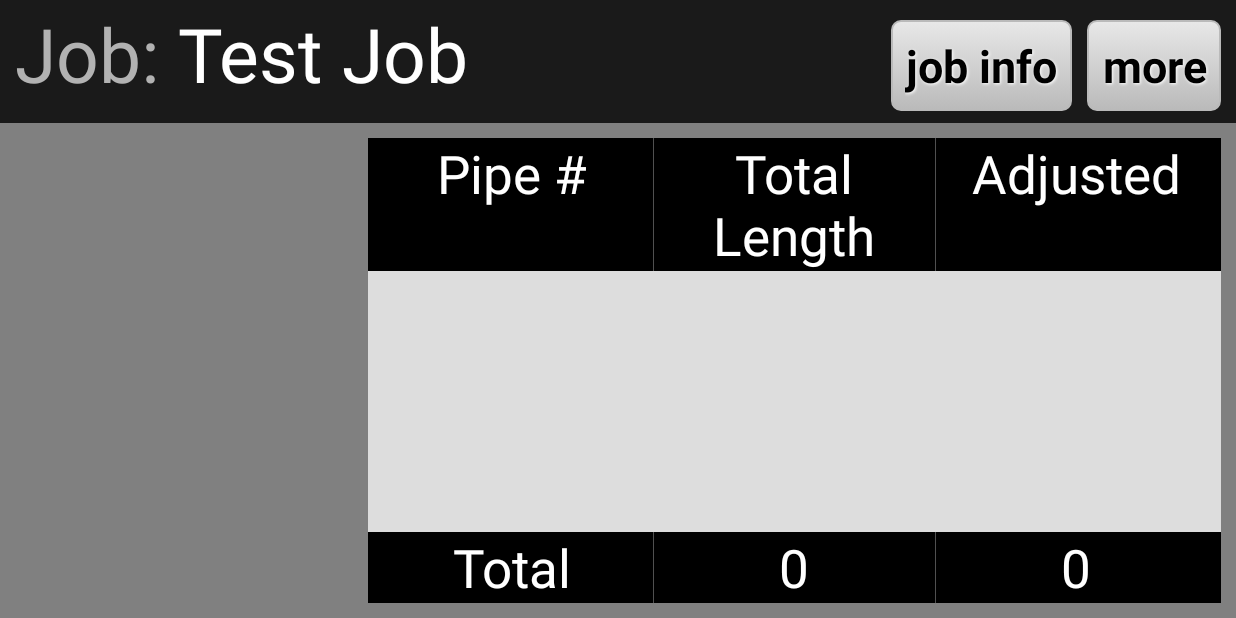
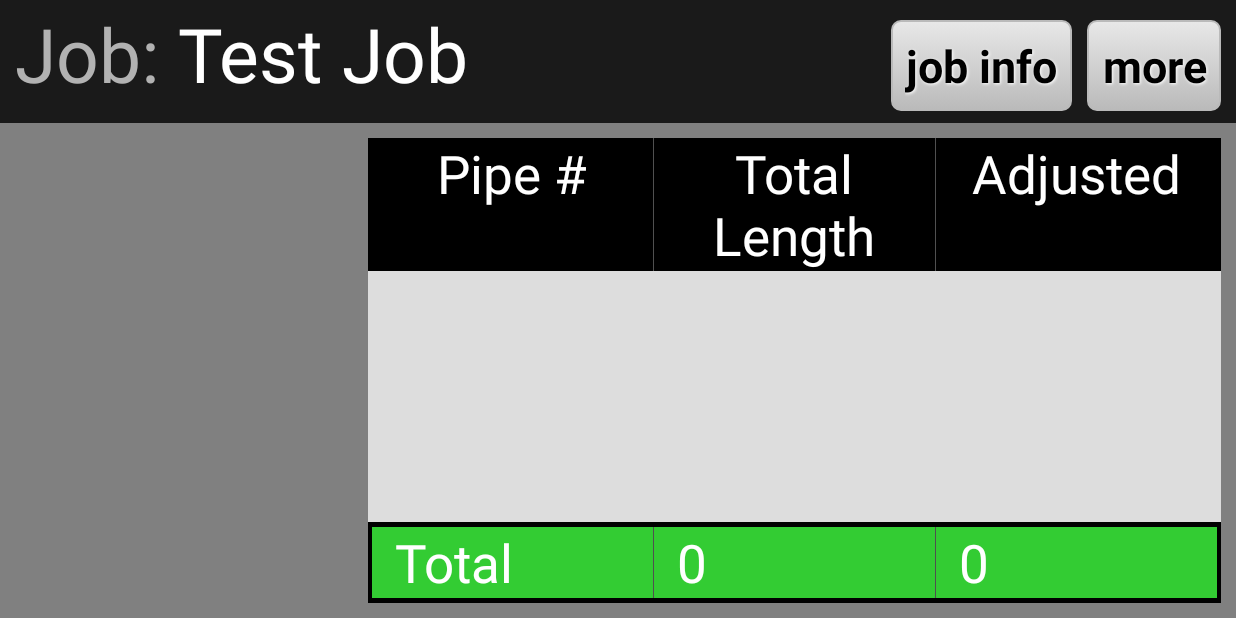
Before and after one commit to FolsomMike/Laser-Tally, an Android app: the JobDisplayActivity screen opened directly, with no data from a screen before it, on a phone screen of 824 x 412 dp (held sideways). Run offline under Robolectric (Android 15) with nearby library versions, the phone set to English and light mode, and no system bars; 1 statement that could not run was skipped.

Commit message:
Totals table now turns green when the Tally Goal is reached.
In EditJobInfoActivity:
	If the user left the adjustment value blank, then it is set to 0.

	Some code refactoring.

In JobDisplayActivity:
	Now retrieves and stores tally goal from intent extras.

	Totals table values are recalculated each time there is a change
	in the Total Length and/or Adjusted columns (redo button pressed,
	adjustment value changed, etc.)

	Each time the totals table is changed, the Adjusted total is
	compared to the tally goal. Different actions are taken depending
	on whether or not the Adjusted total is less than, equal
	to, or greater than the tally goal.

	Some code refactoring.

Some minor code refactoring and display changes were made in the other
files staged in this commit.

Signed-off-by: Hunter Schoonover <hunter@folsomvillage.com>

```diff
--- a/app/src/main/java/com/yaboosh/ybtech/lasertally/JobDisplayActivity.java
+++ b/app/src/main/java/com/yaboosh/ybtech/lasertally/JobDisplayActivity.java
@@ -70,7 +70,8 @@ public class JobDisplayActivity extends Activity {
     final String noValueString = "No Value";
 
     private DecimalFormat tallyFormat = new DecimalFormat("#.##");
-    private float protectorMakeupValue = 0;
+    private float adjustmentValue = 0;
+    private float tallyGoal;
 
     private ArrayList<String> adjustedValues = new ArrayList<String>();
     private ArrayList<String> totalLengthValues = new ArrayList<String>();
@@ -126,15 +127,8 @@ public class JobDisplayActivity extends Activity {
         if (bundle.getBoolean(Keys.JOB_INFO_INCLUDED_KEY, false)) {
 
             setJobTitle(bundle.getString(Keys.JOB_KEY));
-            String newMakeupAdjustmentValue = bundle.getString(Keys.MAKEUP_ADJUSTMENT_KEY);
-
-            // Checks to see if the new value is not
-            // empty; prevents parseFloat from
-            // giving an error if there is no
-            // float in the string.
-            if (!newMakeupAdjustmentValue.equals("")) {
-                protectorMakeupValue = Float.parseFloat(newMakeupAdjustmentValue);
-            }
+            setAdjustmentValue(bundle.getString(Keys.ADJUSTMENT_KEY));
+            setTallyGoal(bundle.getString(Keys.TALLY_GOAL_KEY));
 
         }
 
@@ -180,7 +174,7 @@ public class JobDisplayActivity extends Activity {
         bindService(serviceIntent, connection, BIND_AUTO_CREATE);
 
         //hss wip// -- should load values from file
-        setTotalColumnsOfTotalLengthAndAdjustedColumns();
+        setAndCheckTotalColumnsOfTotalLengthAndAdjustedColumns();
 
     }//end of JobDisplayActivity::onResume
     //-----------------------------------------------------------------------------
@@ -230,7 +224,8 @@ public class JobDisplayActivity extends Activity {
 
             if (pResultCode == RESULT_OK) {
                 handleJobInfoActivityResultOk(pData.getStringExtra(Keys.JOB_KEY),
-                            pData.getStringExtra(Keys.MAKEUP_ADJUSTMENT_KEY));
+                                                    pData.getStringExtra(Keys.ADJUSTMENT_KEY),
+                                                    pData.getStringExtra(Keys.TALLY_GOAL_KEY));
             }
             else if (pResultCode == RESULT_CANCELED) {
                 handleJobInfoActivityResultCancel();
@@ -346,11 +341,42 @@ public class JobDisplayActivity extends Activity {
     private void calculateAndSetAdjustedValueOfRow(TableRow pR, String pTotalLength) {
 
         float totalLength = Float.parseFloat(pTotalLength);
-        float adjustedValue = totalLength - protectorMakeupValue;
+        float adjustedValue = totalLength - adjustmentValue;
 
         (getAdjustedColumnOfRow(pR)).setText(tallyFormat.format(adjustedValue));
 
     }//end of JobDisplayActivity::calculateAndSetAdjustedValueOfRow
+    //-----------------------------------------------------------------------------
+
+    //-----------------------------------------------------------------------------
+    // JobDisplayActivity::checkTotal
+    //
+    // Check to see if the total of the adjusted values is equal to or greater
+    // than the tally goal.
+    //
+    // If the total is equal or greater, set the background color of the totals
+    // table to green.
+    // If the total is below, set the background color of the totals table back
+    // its original color.
+    //
+
+    private void checkTallyGoal() {
+
+        Float totalOfAdjustedValues = Float.parseFloat(getTotalOfAdjustedValues());
+        TableLayout totalsTable = (TableLayout) findViewById(R.id.totalsTable);
+
+        //hss wip//
+
+        if (totalOfAdjustedValues < tallyGoal) {
+            Log.d(TAG, "Total of Adjusted Values is less than tally goal");
+            totalsTable.setBackgroundColor(Color.parseColor("#000000"));
+        }
+        else if (totalOfAdjustedValues >= tallyGoal) {
+            Log.d(TAG, "Total of Adjusted Values is greater than or equal to tally goal");
+            totalsTable.setBackgroundColor(Color.parseColor("#33CC33"));
+        }
+
+    }//end of JobDisplayActivity::checkTotal
     //-----------------------------------------------------------------------------
 
     //-----------------------------------------------------------------------------
@@ -709,6 +735,43 @@ public class JobDisplayActivity extends Activity {
     //-----------------------------------------------------------------------------
 
     //-----------------------------------------------------------------------------
+    // JobDisplayActivity::getTotalOfAdjustedValues
+    //
+    // Calculates and returns the total of the Adjusted values in the form of a
+    // string.
+    //
+
+    private String getTotalOfAdjustedValues() {
+
+        float totalOfAdjustedValues = 0;
+        for (String val : adjustedValues) {
+            if (val.equals(noValueString)) { continue; }
+            totalOfAdjustedValues = totalOfAdjustedValues + Float.parseFloat(val);
+        }
+        return tallyFormat.format(totalOfAdjustedValues);
+
+    }//end of JobDisplayActivity::getTotalOfAdjustedValues
+    //-----------------------------------------------------------------------------
+
+    //-----------------------------------------------------------------------------
+    // JobDisplayActivity::getTotalOfTotalLengthValues
+    //
+    // Calculates and returns the total of the Total Length values in the form of a
+    // string.
+    //
+
+    private String getTotalOfTotalLengthValues() {
+
+        float totalOfTotalLengthValues = 0;
+        for (String val : totalLengthValues) {
+            totalOfTotalLengthValues = totalOfTotalLengthValues + Float.parseFloat(val);
+        }
+        return tallyFormat.format(totalOfTotalLengthValues);
+
+    }//end of JobDisplayActivity::getTotalOfTotalLengthValues
+    //-----------------------------------------------------------------------------
+
+    //-----------------------------------------------------------------------------
     // JobDisplayActivity::handleConnectedState
     //
     // Sets the measureConnectButton to its "measuring" look and text and sets
@@ -780,11 +843,13 @@ public class JobDisplayActivity extends Activity {
     // using the passed in protector/makeup adjustment value.
     //
 
-    private void handleJobInfoActivityResultOk(String pJob, String pProtectorMakeupValue) {
+    private void handleJobInfoActivityResultOk(String pJob, String pAdjustmentValue,
+                                                                                String pTallyGoal) {
 
         setJobTitle(pJob);
-        if (pProtectorMakeupValue.equals("")) { return; }
-        setValuesOfAdjustedColumns(Float.parseFloat(pProtectorMakeupValue));
+        setAdjustmentValue(pAdjustmentValue);
+        setTallyGoal(pTallyGoal);
+        setAndCheckTotalColumnsOfTotalLengthAndAdjustedColumns();
 
     }//end of JobDisplayActivity::handleJobInfoActivityResultOk
     //-----------------------------------------------------------------------------
@@ -866,11 +931,8 @@ public class JobDisplayActivity extends Activity {
         Log.d(TAG, "handleNewDistanceValue");
 
         // Calculate the adjusted value
-        String adjustedValueString = noValueString;
-        if (protectorMakeupValue != 0) {
-            float adjustedValue = Float.parseFloat(pDistanceValue) - protectorMakeupValue;
-            adjustedValueString = tallyFormat.format(adjustedValue);
-        }
+        float adjustedValue = Float.parseFloat(pDistanceValue) - adjustmentValue;
+        String adjustedValueString = tallyFormat.format(adjustedValue);
 
         View measurementsTableBottomBorderLine = findViewById(R.id.measurementsTableBottomBorderLine);
 
@@ -891,7 +953,7 @@ public class JobDisplayActivity extends Activity {
         //set the totals columns
         totalLengthValues.add(pDistanceValue);
         adjustedValues.add(adjustedValueString);
-        setTotalColumnsOfTotalLengthAndAdjustedColumns();
+        setAndCheckTotalColumnsOfTotalLengthAndAdjustedColumns();
 
         //enable the measureConnect and redo buttons
         //so that the user can use them now that the
@@ -930,7 +992,10 @@ public class JobDisplayActivity extends Activity {
         //from their lists and set the total columns
         adjustedValues.remove(adjustedValues.size() - 1);
         totalLengthValues.remove(totalLengthValues.size() - 1);
-        setTotalColumnsOfTotalLengthAndAdjustedColumns();
+        setAndCheckTotalColumnsOfTotalLengthAndAdjustedColumns();
+
+        //Check to see if the adjusted values total matches the tally goal
+        checkTallyGoal();
 
         scrollToBottomOfMeasurementsTable();
 
@@ -1090,6 +1155,51 @@ public class JobDisplayActivity extends Activity {
     //-----------------------------------------------------------------------------
 
     //-----------------------------------------------------------------------------
+    // JobDisplayActivity::setAdjustmentValue
+    //
+    // Sets the adjustment value to the passed in variable and sets the values of
+    // the adjusted columns
+    //
+    // The adjustment value is set to 0 if the string is empty.
+    //
+
+    private void setAdjustmentValue(String pNewAdjustmentValue) {
+
+        if (pNewAdjustmentValue.equals("")) { adjustmentValue = 0; }
+        else {
+            adjustmentValue = Float.parseFloat(pNewAdjustmentValue);
+        }
+
+        setValuesOfAdjustedColumns();
+
+    }//end of JobDisplayActivity::setAdjustmentValue
+    //-----------------------------------------------------------------------------
+
+    //-----------------------------------------------------------------------------
+    // JobDisplayActivity::setAndCheckTotalColumnsOfTotalLengthAndAdjustedColumns
+    //
+    // Sets the total columns to the totals of the Adjusted and Total Length columns
+    // and checks to see if the tally goal is connected.
+    //
+
+    private void setAndCheckTotalColumnsOfTotalLengthAndAdjustedColumns() {
+
+        // Set the total of the Adjusted column
+        String totalOfAdjustedValuesStrings = getTotalOfAdjustedValues();
+        TextView adjustedTotalTextView = (TextView)findViewById(R.id.totalOfAdjustedColumnTextView);
+        adjustedTotalTextView.setText(totalOfAdjustedValuesStrings);
+
+        // Set the total of the Total Length column
+        String totalOfTotalLengthsString = getTotalOfTotalLengthValues();
+        TextView totalLengthTotalTextView = (TextView)findViewById(R.id.totalOfTotalLengthColumnTextView);
+        totalLengthTotalTextView.setText(totalOfTotalLengthsString);
+
+        checkTallyGoal();
+
+    }//end of JobDisplayActivity::setAndCheckTotalColumnsOfTotalLengthAndAdjustedColumns
+    //-----------------------------------------------------------------------------
+
+    //-----------------------------------------------------------------------------
     // JobDisplayActivity::setJobTitle
     //
     // If the passed in job title is not the same as the old one, the job title
@@ -1174,6 +1284,28 @@ public class JobDisplayActivity extends Activity {
     //-----------------------------------------------------------------------------
 
     //-----------------------------------------------------------------------------
+    // JobDisplayActivity::setTallyGoal
+    //
+    // Sets the tally goal to the passed in variable.
+    //
+    // The tally goal is set to Float.MAX_VALUE if the string is empty.
+    //
+
+    private void setTallyGoal(String pNewTallyGoal) {
+
+        if (pNewTallyGoal.equals("") || Float.parseFloat(pNewTallyGoal) == 0) {
+            tallyGoal = Float.MAX_VALUE;
+            return;
+        }
+        tallyGoal = Float.parseFloat(tallyFormat.format(Float.parseFloat(pNewTallyGoal)));
+
+        //debug hss//
+        Log.d(TAG, "tallyGoal float value: " + tallyGoal);
+
+    }//end of JobDisplayActivity::setTallyGoal
+    //-----------------------------------------------------------------------------
+
+    //-----------------------------------------------------------------------------
     // JobDisplayActivity::setTotalLengthOfRow
     //
     // Sets the value under the Total Length column in the passed in row to the
@@ -1199,53 +1331,18 @@ public class JobDisplayActivity extends Activity {
     //-----------------------------------------------------------------------------
 
     //-----------------------------------------------------------------------------
-    // JobDisplayActivity::setTotalColumnsOfTotalLengthAndAdjustedColumns
-    //
-    // Calculates the values of the totals of the Total Length and Adjusted
-    // columns and then sets the total columns for each to the calculated values.
-    //
-
-    private void setTotalColumnsOfTotalLengthAndAdjustedColumns() {
-
-        // Calculate and set the total of the Adjusted column
-        float totalOfAdjustedValues = 0;
-        for (String val : adjustedValues) {
-            if (val.equals(noValueString)) { continue; }
-            totalOfAdjustedValues = totalOfAdjustedValues + Float.parseFloat(val);
-        }
-        String totalOfAdjustedValuesStrings = tallyFormat.format(totalOfAdjustedValues);
-
-        TextView adjustedTotalTextView = (TextView)findViewById(R.id.totalOfAdjustedColumnTextView);
-        adjustedTotalTextView.setText(totalOfAdjustedValuesStrings);
-
-        // Calculate and set the total of the Total Length column
-        float totalOfTotalLengths = 0;
-        for (String val : totalLengthValues) {
-            totalOfTotalLengths = totalOfTotalLengths + Float.parseFloat(val);
-        }
-        String totalOfTotalLengthsString = tallyFormat.format(totalOfTotalLengths);
-
-        TextView totalLengthTotalTextView = (TextView)findViewById(R.id.totalOfTotalLengthColumnTextView);
-        totalLengthTotalTextView.setText(totalOfTotalLengthsString);
-
-    }//end of JobDisplayActivity::setTotalColumnsOfTotalLengthAndAdjustedColumns
-    //-----------------------------------------------------------------------------
-
-    //-----------------------------------------------------------------------------
     // JobDisplayActivity::setValuesOfAdjustedColumns
     //
-    // If the passed in protector/makeup value is not the same as the old one, the
-    // Adjusted columns are set using the passed in float.
+    // Calculates and sets the values of all the rows in the Adjusted column.
     //
     // Each Adjusted column's value is determined by subtracting the passed in
     // float from the Total Length column in the corresponding row.
     //
 
-    private void setValuesOfAdjustedColumns(float pNewProtectorMakeupValue) {
+    private void setValuesOfAdjustedColumns() {
 
-        if (pNewProtectorMakeupValue == protectorMakeupValue) { return; }
-
-        protectorMakeupValue = pNewProtectorMakeupValue;
+        //Clear the old adjusted values
+        adjustedValues.clear();
 
         for (int i=0; i<measurementsTable.getChildCount(); i++) {
 
@@ -1254,8 +1351,11 @@ public class JobDisplayActivity extends Activity {
             if (!(v instanceof TableRow)) { continue; }
 
             float totalLength = Float.parseFloat(getTotalLengthColValueOfRow((TableRow)v));
-            float adjustedValue = totalLength - protectorMakeupValue;
-            (getAdjustedColumnOfRow((TableRow)v)).setText(tallyFormat.format(adjustedValue));
+            float adjustedValue = totalLength - adjustmentValue;
+
+            String adjustedValueString = tallyFormat.format(adjustedValue);
+            adjustedValues.add(adjustedValueString);
+            (getAdjustedColumnOfRow((TableRow)v)).setText(adjustedValueString);
 
         }
 
--- a/app/src/main/java/com/yaboosh/ybtech/lasertally/Keys.java
+++ b/app/src/main/java/com/yaboosh/ybtech/lasertally/Keys.java
@@ -30,6 +30,7 @@ public class Keys {
     public static final int ACTIVITY_RESULT_VERIFY_ACTION = 1233;
     public static final int ACTIVITY_RESULT_ENABLE_BT = 1234;
 
+    public static final String ADJUSTMENT_KEY = "ADJUSTMENT_KEY";
     public static final String COMPANY_NAME_KEY = "COMPANY_NAME_KEY";
     public static final String DIAMETER_KEY = "DIAMETER_KEY";
     public static final String EDIT_JOB_INFO_ACTIVITY_MODE_KEY = "EDIT_JOB_INFO_ACTIVITY_PURPOSE_KEY";
@@ -37,7 +38,6 @@ public class Keys {
     public static final String GRADE_KEY = "GRADE_KEY";
     public static final String JOB_INFO_INCLUDED_KEY =  "JOB_INFO_INCLUDED_KEY";
     public static final String JOB_KEY =  "JOB_KEY";
-    public static final String MAKEUP_ADJUSTMENT_KEY = "PROTECTOR_MAKE_UP_ADJUSTMENT_KEY";
     public static final String RACK_KEY = "RACK_KEY";
     public static final String RANGE_KEY = "RANGE_KEY";
     public static final String RIG_KEY = "RIG_KEY";
--- a/app/src/main/java/com/yaboosh/ybtech/lasertally/OpenJobActivity.java
+++ b/app/src/main/java/com/yaboosh/ybtech/lasertally/OpenJobActivity.java
@@ -67,6 +67,7 @@ public class OpenJobActivity extends Activity {
     private String rack;
     private String range;
     private String rig;
+    private String tallyGoal;
     private String wall;
 
     //-----------------------------------------------------------------------------
@@ -312,6 +313,7 @@ public class OpenJobActivity extends Activity {
         rack = Tools.getValueFromList("Rack", fileLines);
         range = Tools.getValueFromList("Range", fileLines);
         rig = Tools.getValueFromList("Rig", fileLines);
+        tallyGoal = Tools.getValueFromList("Tally Goal", fileLines);
         wall = Tools.getValueFromList("Wall", fileLines);
 
     }//end of OpenJobActivity::getJobInfoFromFile
@@ -338,10 +340,11 @@ public class OpenJobActivity extends Activity {
         intent.putExtra(Keys.FACILITY_KEY, facility);
         intent.putExtra(Keys.GRADE_KEY,  grade);
         intent.putExtra(Keys.JOB_KEY, job);
-        intent.putExtra(Keys.MAKEUP_ADJUSTMENT_KEY, makeupAdjustment);
+        intent.putExtra(Keys.ADJUSTMENT_KEY, makeupAdjustment);
         intent.putExtra(Keys.RACK_KEY, rack);
         intent.putExtra(Keys.RANGE_KEY, range);
         intent.putExtra(Keys.RIG_KEY, rig);
+        intent.putExtra(Keys.TALLY_GOAL_KEY, tallyGoal);
         intent.putExtra(Keys.WALL_KEY, wall);
 
         startActivity(intent);
--- a/app/src/main/res/layout/activity_job_display.xml
+++ b/app/src/main/res/layout/activity_job_display.xml
@@ -182,7 +182,7 @@
                 <LinearLayout
                     android:layout_width="fill_parent"
                     android:layout_height="fill_parent"
-                    android:paddingBottom="50dp" >
+                    android:paddingBottom="55dp" >
 
                     <ScrollView
                         android:id="@id/measurementsTableScrollView"
@@ -201,7 +201,7 @@
                             <View
                                 android:id="@id/measurementsTableBottomBorderLine"
                                 android:visibility="gone"
-                                style="@style/measurementsTableBottomBorderLine" />
+                                style="@style/tableBottomBorderLine" />
 
                         </TableLayout>
 
@@ -210,35 +210,50 @@
                 </LinearLayout>
 
                 <TableLayout
+                    android:id="@id/totalsTable"
                     android:layout_width="fill_parent"
                     android:layout_height="wrap_content"
+                    android:background="#000000"
                     android:layout_alignParentBottom="true"
-                    android:padding="0dp"
-                    android:background="#000000">
+                    android:padding="0dp" >
+
+                    <View style="@style/tableTopBorderLineThick" />
+
                     <TableRow>
 
                         <View style="@style/tableSideBorderLine" />
 
                         <TextView
+                            android:gravity="start"
+                            android:paddingLeft="15dp"
+                            android:paddingRight="15dp"
                             android:text="Total"
-                            style="@style/headerTableColumn"
-                            />
+                            style="@style/headerTableColumn" />
 
                         <View style="@style/headerTableColumnDivider" />
 
                         <TextView
                             android:id="@id/totalOfTotalLengthColumnTextView"
+                            android:gravity="start"
+                            android:paddingLeft="15dp"
+                            android:paddingRight="15dp"
                             style="@style/headerTableColumn" />
 
                         <View style="@style/headerTableColumnDivider" />
 
                         <TextView
                             android:id="@id/totalOfAdjustedColumnTextView"
+                            android:gravity="start"
+                            android:paddingLeft="15dp"
+                            android:paddingRight="15dp"
                             style="@style/headerTableColumn" />
 
                         <View style="@style/tableSideBorderLine" />
 
                     </TableRow>
+
+                    <View style="@style/tableBottomBorderLineThick" />
+
                 </TableLayout>
 
             </RelativeLayout>
--- a/app/src/main/res/values/ids.xml
+++ b/app/src/main/res/values/ids.xml
@@ -15,6 +15,8 @@
     <item type="id" name="measureConnectButton" />
     <item type="id" name="redoButton" />
     <item type="id" name="deviceList" />
+    <item type="id" name="tableBottomBorderLine" />
+    <item type="id" name="tableTopBorderLine" />
     <item type="id" name="measurementsTableBottomBorderLine" />
     <item type="id" name="measurementsTableColumnPipeNum" />
     <item type="id" name="measurementsTableColumnActual" />
@@ -52,6 +54,7 @@
     <item type="id" name="tallyDeviceScanNoDevicesFoundTextView" />
     <item type="id" name="totalOfAdjustedColumnTextView" />
     <item type="id" name="totalOfTotalLengthColumnTextView" />
+    <item type="id" name="totalsTable" />
     <item type="id" name="verifyActionTextView" />
 
 </resources>
--- a/app/src/main/res/values/styles.xml
+++ b/app/src/main/res/values/styles.xml
@@ -98,9 +98,30 @@
     </style>
 
     <!-- Table Bottom Border Line - simple line used as a bottom border -->
-    <style name="measurementsTableBottomBorderLine">
+    <style name="tableBottomBorderLine">
         <item name="android:layout_width">match_parent</item>
         <item name="android:layout_height">1.5dp</item>
+        <item name="android:background">@color/tableBottomBorderLineColor</item>
+    </style>
+
+    <!-- Table Top Border Line - simple line used as a top border -->
+    <style name="tableTopBorderLine">
+        <item name="android:layout_width">match_parent</item>
+        <item name="android:layout_height">1.5dp</item>
+        <item name="android:background">@color/tableBottomBorderLineColor</item>
+    </style>
+
+    <!-- Table Bottom Border Line Thick - simple thick line used as a bottom border -->
+    <style name="tableBottomBorderLineThick">
+        <item name="android:layout_width">match_parent</item>
+        <item name="android:layout_height">3.0dp</item>
+        <item name="android:background">@color/tableBottomBorderLineColor</item>
+    </style>
+
+    <!-- Table Top Border Line Thick - simple thick line used as a top border -->
+    <style name="tableTopBorderLineThick">
+        <item name="android:layout_width">match_parent</item>
+        <item name="android:layout_height">3.0dp</item>
         <item name="android:background">@color/tableBottomBorderLineColor</item>
     </style>
 
```
Also changed, not shown: app/src/main/java/com/yaboosh/ybtech/lasertally/EditJobInfoActivity.java (+4 -6 lines).
